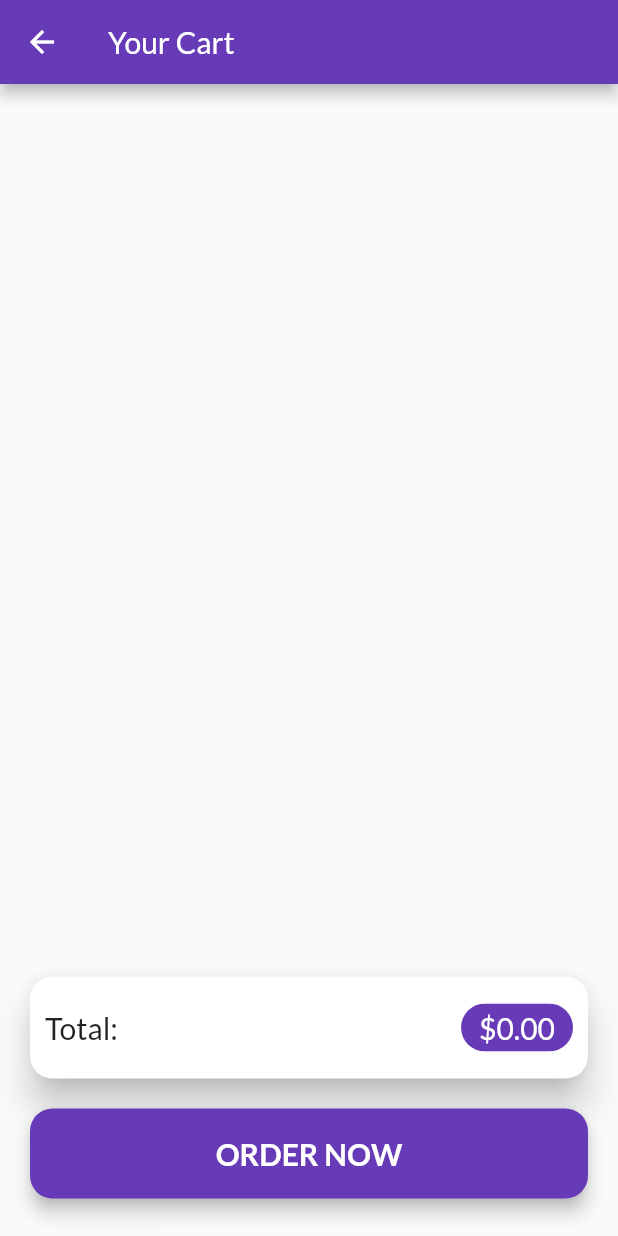
After one commit to AbylaikhanZ/shop_app, a Flutter app: the CartScreen screen opened by its route, on a phone screen of 412 x 824 dp. The commit adds this screen. Run offline on Flutter 3.47's test engine with Material 2 defaults, Android fonts, the phone set to English and light mode, and no system bars; network calls fail.

Commit message:
added a shopping cart screen

```diff
--- a/lib/main.dart
+++ b/lib/main.dart
@@ -1,7 +1,8 @@
 import 'package:flutter/material.dart';
 import 'package:provider/provider.dart';
-import 'package:shop_app/providers/cart.dart';
 
+import './providers/cart.dart';
+import './screens/cart_screen.dart';
 import './screens/product_detail_screen.dart';
 import './screens/products_overview_screen.dart';
 import './providers/products_prov.dart';
@@ -43,7 +44,8 @@ class MyApp extends StatelessWidget {
                 onSurface: Colors.black)),
         home: ProductsOverviewScreen(),
         routes: {
-          ProductDetailScreen.routeName: (context) => ProductDetailScreen()
+          ProductDetailScreen.routeName: (ctx) => ProductDetailScreen(),
+          CartScreen.routeName: (ctx) => CartScreen(),
         },
       ),
     );
--- a/lib/providers/cart.dart
+++ b/lib/providers/cart.dart
@@ -5,12 +5,14 @@ class CartItem {
   final String title;
   final int quantity;
   final double price;
+  final String imageURL;
 
   CartItem(
       {@required this.id,
       @required this.title,
       @required this.quantity,
-      @required this.price});
+      @required this.price,
+      @required this.imageURL});
 }
 
 class Cart with ChangeNotifier {
@@ -20,13 +22,26 @@ class Cart with ChangeNotifier {
   Map<String, CartItem> get items {
     return {..._items};
   }
+  // this instance of items is public
 
   int get countItems {
-    return _items.length;
+    int itemsNumber = 0;
+    _items.forEach((key, cartItem) {
+      itemsNumber += cartItem.quantity;
+    });
+    return itemsNumber;
   }
-  // this instance of items is public
+  //returns an amount of ordered items.
 
-  void addItem(String productId, double price, String title) {
+  double get totalAmount {
+    var total = 0.0;
+    _items.forEach((key, cartItem) {
+      total += cartItem.price * cartItem.quantity;
+    });
+    return total;
+  }
+
+  void addItem(String productId, double price, String title, String imageURL) {
     if (_items.containsKey(productId)) {
       _items.update(
           productId,
@@ -34,18 +49,19 @@ class Cart with ChangeNotifier {
               id: existingCartItem.id,
               title: existingCartItem.title,
               quantity: existingCartItem.quantity + 1,
-              price: existingCartItem.price));
+              price: existingCartItem.price,
+              imageURL: existingCartItem.imageURL));
       //update the exxisting cart item if what we are
       // trying to add the the cart is already there
     } else {
       _items.putIfAbsent(
           productId,
           () => CartItem(
-                id: DateTime.now().toString(),
-                title: title,
-                quantity: 1,
-                price: price,
-              ));
+              id: DateTime.now().toString(),
+              title: title,
+              quantity: 1,
+              price: price,
+              imageURL: imageURL));
     }
     notifyListeners(); // create a new cartitem
   }
--- /dev/null
+++ b/lib/screens/cart_screen.dart
@@ -0,0 +1,85 @@
+import 'package:flutter/material.dart';
+import 'package:provider/provider.dart';
+
+import '../providers/cart.dart';
+import '../widgets/cart_screen_item.dart';
+
+class CartScreen extends StatelessWidget {
+  static const routeName = '/cart';
+  @override
+  Widget build(BuildContext context) {
+    final cart = Provider.of<Cart>(context);
+    return Scaffold(
+      appBar: AppBar(title: Text("Your Cart")),
+      body: Padding(
+        padding: EdgeInsets.symmetric(
+          horizontal: 5,
+          vertical: 20,
+        ),
+        child: Column(
+          children: [
+            Expanded(
+                child: ListView.builder(
+              itemBuilder: ((context, i) => CartScreenItem(
+                    id: cart.items.values.toList()[i].id,
+                    price: cart.items.values.toList()[i].price,
+                    quantity: cart.items.values.toList()[i].quantity,
+                    title: cart.items.values.toList()[i].title,
+                    imageURL: cart.items.values.toList()[i].imageURL,
+                  )),
+              itemCount: cart.items.length,
+            )),
+            //wrapped the listview to expanded, because listview
+            //uses all the space it can get, and column is infinite.
+
+            Card(
+              margin: EdgeInsets.all(15),
+              elevation: 10,
+              shape: RoundedRectangleBorder(
+                  borderRadius: BorderRadius.all(Radius.circular(15))),
+              child: Padding(
+                  padding: EdgeInsets.all(10),
+                  child: Row(
+                    mainAxisAlignment: MainAxisAlignment.spaceBetween,
+                    children: [
+                      Text("Total: ", style: TextStyle(fontSize: 20)),
+                      Chip(
+                          label: Text(
+                            "\$${cart.totalAmount.toStringAsFixed(2)}",
+                            style: TextStyle(
+                                color: Theme.of(context)
+                                    .primaryTextTheme
+                                    .titleMedium
+                                    .color,
+                                fontSize: 20),
+                          ),
+                          backgroundColor:
+                              Theme.of(context).colorScheme.primary),
+                    ],
+                  )),
+            ),
+            Padding(
+              padding: EdgeInsets.symmetric(horizontal: 15, vertical: 5),
+              child: SizedBox.fromSize(
+                size: Size(double.infinity, 60),
+                child: ElevatedButton(
+                  onPressed: () {},
+                  child: Text("ORDER NOW",
+                      style:
+                          TextStyle(fontSize: 20, fontWeight: FontWeight.bold)),
+                  style: ButtonStyle(
+                    elevation: MaterialStateProperty.all(5.0),
+                    shape: MaterialStateProperty.all<OutlinedBorder>(
+                        RoundedRectangleBorder(
+                            borderRadius: BorderRadius.circular(15))),
+                  ),
+                ),
+              ),
+            )
+          ],
+          mainAxisAlignment: MainAxisAlignment.end,
+        ),
+      ),
+    );
+  }
+}
--- a/lib/widgets/product_Item.dart
+++ b/lib/widgets/product_Item.dart
@@ -43,7 +43,8 @@ class ProductItem extends StatelessWidget {
           trailing: IconButton(
               icon: Icon(Icons.shopping_cart),
               onPressed: () {
-                cart.addItem(product.id, product.price, product.title);
+                cart.addItem(
+                    product.id, product.price, product.title, product.imageUrl);
               },
               color: Theme.of(context).colorScheme.secondary),
           backgroundColor: Colors.black54,
--- a/lib/widgets/product_grid.dart
+++ b/lib/widgets/product_grid.dart
@@ -32,11 +32,7 @@ class ProductGrid extends StatelessWidget {
         // but if we are using a newly created class, it is better to use "create"
         value: products[i],
         // provider creates an object for each product individually
-        child: ProductItem(
-            // id: products[i].id,
-            // imageUrl: products[i].imageUrl,
-            // title: products[i].title,
-            ),
+        child: ProductItem(),
       ),
     );
   }
```
Also changed, not shown: lib/screens/products_overview_screen.dart (+6 -2 lines), lib/widgets/cart_screen_item.dart (added, +54 -0 lines).
